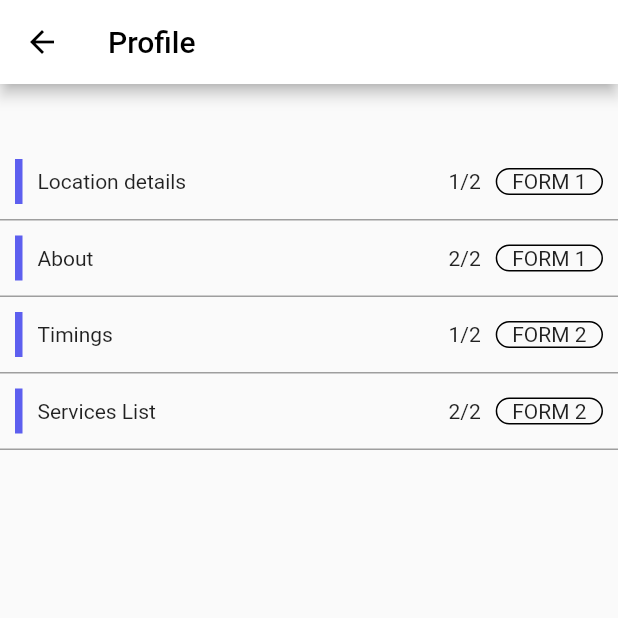
After one commit to Sounmay/Prayas-Booking-App-Service, a Flutter app: the selectForm screen opened by its route, on a phone screen of 412 x 824 dp, the top half of it. The commit adds this screen. Run offline on Flutter 3.47's test engine with Material 2 defaults, Android fonts, the phone set to English and light mode, and no system bars; our stand-ins replace cached_network_image, cloud_firestore, date_format, firebase_auth, firebase_core, firebase_storage and 8 more; accounts and stored records are empty.

Commit message:
Edit form'

```diff
--- a/lib/Screens/ProfilePage.dart
+++ b/lib/Screens/ProfilePage.dart
@@ -135,7 +135,11 @@ class _ProfilePageState extends State<ProfilePage> {
               margin: EdgeInsets.all(20.0),
               child: Column(
                 children: [
-                  Column(
+                  InkWell(
+                    onTap: (){
+                      Navigator.pushNamed(context, '/selectform');
+                    },
+                    child: Column(
                       children: [
                         Row(
                           children: [
@@ -148,6 +152,7 @@ class _ProfilePageState extends State<ProfilePage> {
                           ],
                         )
                       ],
+                    ),
                   ),
                   SizedBox(height: 10.0,),
                   Column(
--- /dev/null
+++ b/lib/Screens/selectForm.dart
@@ -0,0 +1,272 @@
+import 'package:flutter/material.dart';
+
+class selectForm extends StatefulWidget {
+  @override
+  _selectFormState createState() => _selectFormState();
+}
+
+class _selectFormState extends State<selectForm> {
+  @override
+  Widget build(BuildContext context) {
+    return Scaffold(
+      appBar: AppBar(
+        backgroundColor: Colors.white,
+        title: Text('Profile', style: TextStyle(color: Colors.black),),
+        leading: BackButton(
+            color: Colors.black
+        ),
+      ),
+      body: new SingleChildScrollView(
+        child: Column(
+          children: [
+            SizedBox(height: 40.0),
+            InkWell(
+              onTap: (){
+
+              },
+              child: Container(
+                width: MediaQuery.of(context).size.width*1,
+                padding: EdgeInsets.all(10.0),
+                child: Row(
+                  mainAxisAlignment: MainAxisAlignment.spaceBetween,
+                  children: [
+                    Container(
+                      child: Row(
+                        children: [
+                          Container(
+                            decoration: BoxDecoration(
+                                color: Color(0xff5D5FEF)
+                            ),
+                            width: 5.0,
+                            height: 30.0 ,
+                          ),
+                          SizedBox(width: 10.0,),
+                          Container(
+                            child: Text(
+                                'Location details'
+                            ),
+                          )
+                        ],
+                      ),
+                    ),
+                    Container(
+                      child: Row(
+                        children: [
+                          Container(
+                            child: Text('1/2'),
+                          ),
+                          SizedBox(width: 10.0,),
+                          Container(
+                            padding: EdgeInsets.fromLTRB(10.0, 0, 10.0, 0),
+                            decoration: BoxDecoration(
+                                borderRadius: BorderRadius.circular(10.0),
+                                border: Border.all(color: Colors.black)
+                            ),
+                            child: Text(
+                                'FORM 1'
+                            ),
+                          )
+                        ],
+                      ),
+                    )
+                  ],
+                ),
+              ),
+            ),
+            Container(
+              width: MediaQuery.of(context).size.width*1,
+              padding: EdgeInsets.fromLTRB(10, 0, 10, 0),
+              decoration: BoxDecoration(
+                color: Colors.grey
+              ),
+              height: 1.0,
+            ),
+            InkWell(
+              onTap: (){
+
+              },
+              child: Container(
+                width: MediaQuery.of(context).size.width*1,
+                padding: EdgeInsets.all(10.0),
+                child: Row(
+                  mainAxisAlignment: MainAxisAlignment.spaceBetween,
+                  children: [
+                    Container(
+                      child: Row(
+                        children: [
+                          Container(
+                            decoration: BoxDecoration(
+                                color: Color(0xff5D5FEF)
+                            ),
+                            width: 5.0,
+                            height: 30.0 ,
+                          ),
+                          SizedBox(width: 10.0,),
+                          Container(
+                            child: Text(
+                                'About'
+                            ),
+                          )
+                        ],
+                      ),
+                    ),
+                    Container(
+                      child: Row(
+                        children: [
+                          Container(
+                            child: Text('2/2'),
+                          ),
+                          SizedBox(width: 10.0,),
+                          Container(
+                            padding: EdgeInsets.fromLTRB(10.0, 0, 10.0, 0),
+                            decoration: BoxDecoration(
+                                borderRadius: BorderRadius.circular(10.0),
+                                border: Border.all(color: Colors.black)
+                            ),
+                            child: Text(
+                                'FORM 1'
+                            ),
+                          )
+                        ],
+                      ),
+                    )
+                  ],
+                ),
+              ),
+            ),
+            Container(
+              width: MediaQuery.of(context).size.width*1,
+              padding: EdgeInsets.fromLTRB(10, 0, 10, 0),
+              decoration: BoxDecoration(
+                  color: Colors.grey
+              ),
+              height: 1.0,
+            ),
+            InkWell(
+              onTap: (){
+
+              },
+              child: Container(
+                width: MediaQuery.of(context).size.width*1,
+                padding: EdgeInsets.all(10.0),
+                child: Row(
+                  mainAxisAlignment: MainAxisAlignment.spaceBetween,
+                  children: [
+                    Container(
+                      child: Row(
+                        children: [
+                          Container(
+                            decoration: BoxDecoration(
+                                color: Color(0xff5D5FEF)
+                            ),
+                            width: 5.0,
+                            height: 30.0 ,
+                          ),
+                          SizedBox(width: 10.0,),
+                          Container(
+                            child: Text(
+                                'Timings'
+                            ),
+                          )
+                        ],
+                      ),
+                    ),
+                    Container(
+                      child: Row(
+                        children: [
+                          Container(
+                            child: Text('1/2'),
+                          ),
+                          SizedBox(width: 10.0,),
+                          Container(
+                            padding: EdgeInsets.fromLTRB(10.0, 0, 10.0, 0),
+                            decoration: BoxDecoration(
+                                borderRadius: BorderRadius.circular(10.0),
+                                border: Border.all(color: Colors.black)
+                            ),
+                            child: Text(
+                                'FORM 2'
+                            ),
+                          )
+                        ],
+                      ),
+                    )
+                  ],
+                ),
+              ),
+            ),
+            Container(
+              width: MediaQuery.of(context).size.width*1,
+              padding: EdgeInsets.fromLTRB(10, 0, 10, 0),
+              decoration: BoxDecoration(
+                  color: Colors.grey
+              ),
+              height: 1.0,
+            ),
+            InkWell(
+              onTap: (){
+
+              },
+              child: Container(
+                width: MediaQuery.of(context).size.width*1,
+                padding: EdgeInsets.all(10.0),
+                child: Row(
+                  mainAxisAlignment: MainAxisAlignment.spaceBetween,
+                  children: [
+                    Container(
+                      child: Row(
+                        children: [
+                          Container(
+                            decoration: BoxDecoration(
+                                color: Color(0xff5D5FEF)
+                            ),
+                            width: 5.0,
+                            height: 30.0 ,
+                          ),
+                          SizedBox(width: 10.0,),
+                          Container(
+                            child: Text(
+                                'Services List'
+                            ),
+                          )
+                        ],
+                      ),
+                    ),
+                    Container(
+                      child: Row(
+                        children: [
+                          Container(
+                            child: Text('2/2'),
+                          ),
+                          SizedBox(width: 10.0,),
+                          Container(
+                            padding: EdgeInsets.fromLTRB(10.0, 0, 10.0, 0),
+                            decoration: BoxDecoration(
+                                borderRadius: BorderRadius.circular(10.0),
+                                border: Border.all(color: Colors.black)
+                            ),
+                            child: Text(
+                                'FORM 2'
+                            ),
+                          )
+                        ],
+                      ),
+                    )
+                  ],
+                ),
+              ),
+            ),
+            Container(
+              width: MediaQuery.of(context).size.width*1,
+              padding: EdgeInsets.fromLTRB(10, 0, 10, 0),
+              decoration: BoxDecoration(
+                  color: Colors.grey
+              ),
+              height: 1.0,
+            ),
+          ],
+        ),
+      )
+    );
+  }
+}
--- a/lib/main.dart
+++ b/lib/main.dart
@@ -24,6 +24,7 @@ import 'package:freelance_booking_app_service/Screens/SplashScreen.dart';
 import 'package:freelance_booking_app_service/Screens/StartService.dart';
 import 'package:freelance_booking_app_service/Screens/T&C.dart';
 import 'package:freelance_booking_app_service/Screens/Wrapper.dart';
+import 'package:freelance_booking_app_service/Screens/selectForm.dart';
 // import 'package:freelance_booking_app_service/Screens/uploadImage.dart';
 import 'package:freelance_booking_app_service/Utils/sharedPreferencesForm.dart';
 import 'package:freelance_booking_app_service/Widgets/Login.dart';
@@ -72,6 +73,7 @@ class MyApp extends StatelessWidget {
             '/profilepage': (context) => ProfilePage(),
             '/editprofile': (context) => EditProfile(),
             '/T&C': (context) => TC(),
+            '/selectform': (context) => selectForm(),
           },
         ),
       ),
```
Lines whose indentation alone changed are shown as unchanged.
